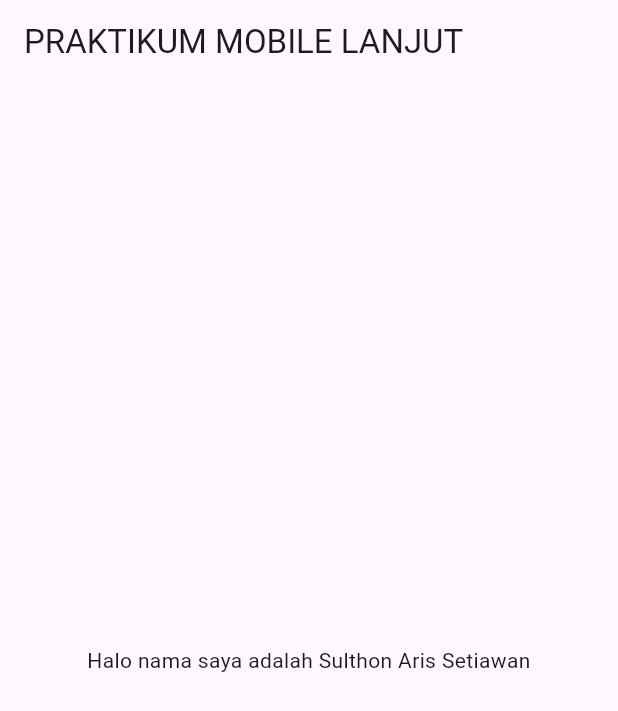
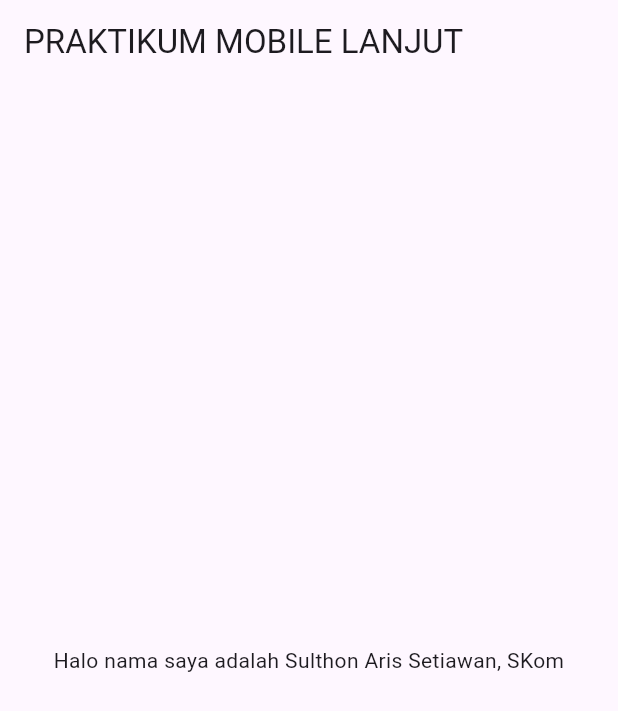
Before and after one commit to sulthonarissetiawan/prak-mobilelanjut-2317051099, a Flutter app: the screen it shows after launch, on a phone screen of 412 x 824 dp. Shown: the top 711 px of the screen. Run offline on Flutter 3.47's test engine with Material 3 defaults, Android fonts, the phone set to English and light mode, and no system bars.

Commit message:
pesan commit

```diff
--- a/lib/main.dart
+++ b/lib/main.dart
@@ -34,7 +34,7 @@ class MyApp extends StatelessWidget {
         appBar: AppBar(title: const Text('PRAKTIKUM MOBILE LANJUT')),
         body: const Center(
           child: Text(
-            'Halo nama saya adalah Sulthon Aris Setiawan',
+            'Halo nama saya adalah Sulthon Aris Setiawan, SKom',
             textAlign: TextAlign.center,
           ),
         ),
```
